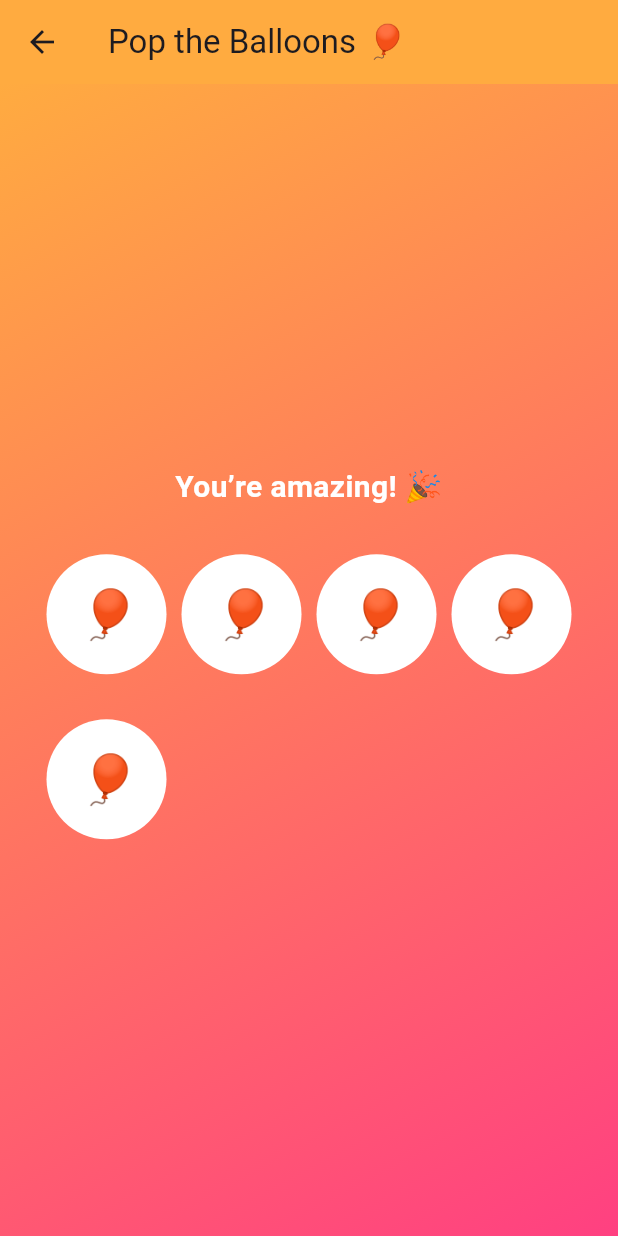
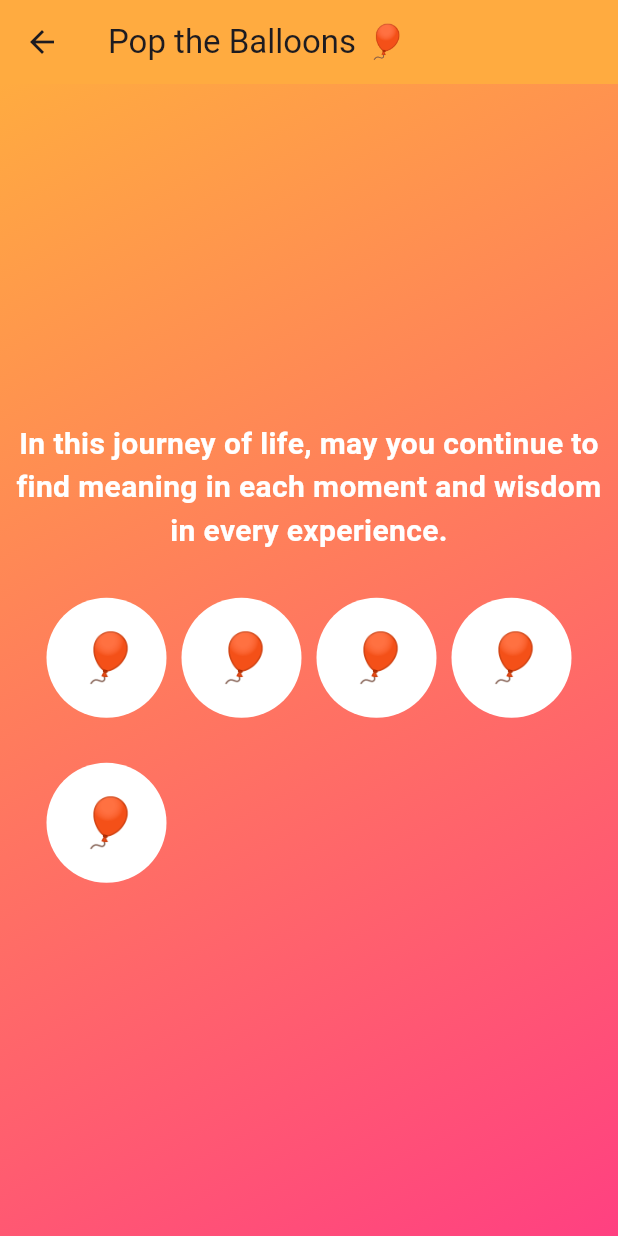
Before and after one commit to Pradeep1234566/Birthday_flutter, a Flutter app: the BalloonsGameScreen screen opened directly, after a tap on an icon or button, on a phone screen of 412 x 824 dp. Run offline on Flutter 3.47's test engine with Material 3 defaults, Android fonts, the phone set to English and light mode, and no system bars; our stand-ins replace carousel_slider.

Commit message:
Fourtg commit

```diff
--- a/lib/main.dart
+++ b/lib/main.dart
@@ -185,11 +185,16 @@ class BalloonsGameScreen extends StatefulWidget {
 
 class _BalloonsGameScreenState extends State<BalloonsGameScreen> {
   List<String> messages = [
-    "You’re amazing! 🎉",
-    "Have a magical day! ✨",
-    "You light up the world! 🌟",
-    "You’re the best! 💖",
-    "Dream big and shine bright! 🌈",
+    "In this journey of life, may you continue to find meaning in each moment and wisdom in every experience.",
+    "With every passing year, you become more of who you're meant to be. Here's to that continuous growth.",
+    "Not just today, but every day, I hope you find peace and fulfillment in all that you do.",
+    "True happiness comes not from what we have, but in how we perceive the world and the choices we make. May this year offer you both.",
+    "As you celebrate today, may you be reminded of how much you've already accomplished and how much potential still lies ahead.",
+    "A year older, but not just in age—may you continue to evolve with grace, wisdom, and resilience.",
+    "Time moves on, but wisdom and character are what truly shape us. Here's to another year of adding to that foundation.",
+    "Every year offers a new chapter, and your story continues to be inspiring and impactful.",
+    "May this year provide you with the clarity to understand your true purpose and the courage to chase it.",
+    "You don't need to be the loudest voice in the room to make an impact. Your presence speaks volumes, and it matters more than you'll ever know."
   ];
 
   String displayedMessage = "Pop a balloon for a surprise message!";
```
